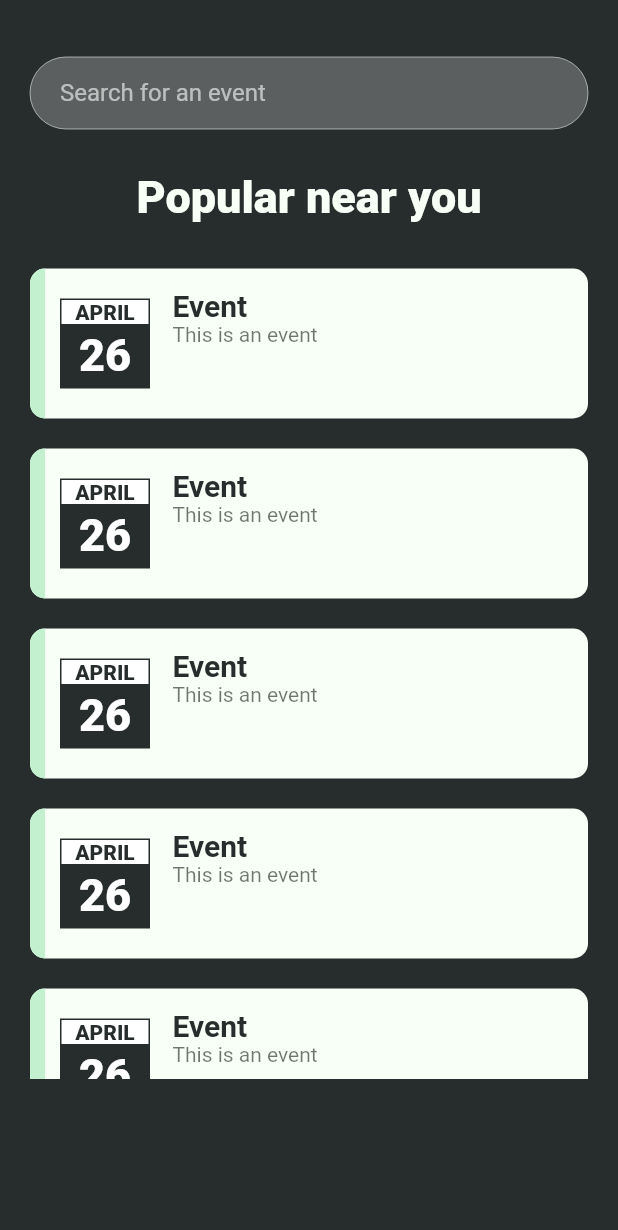
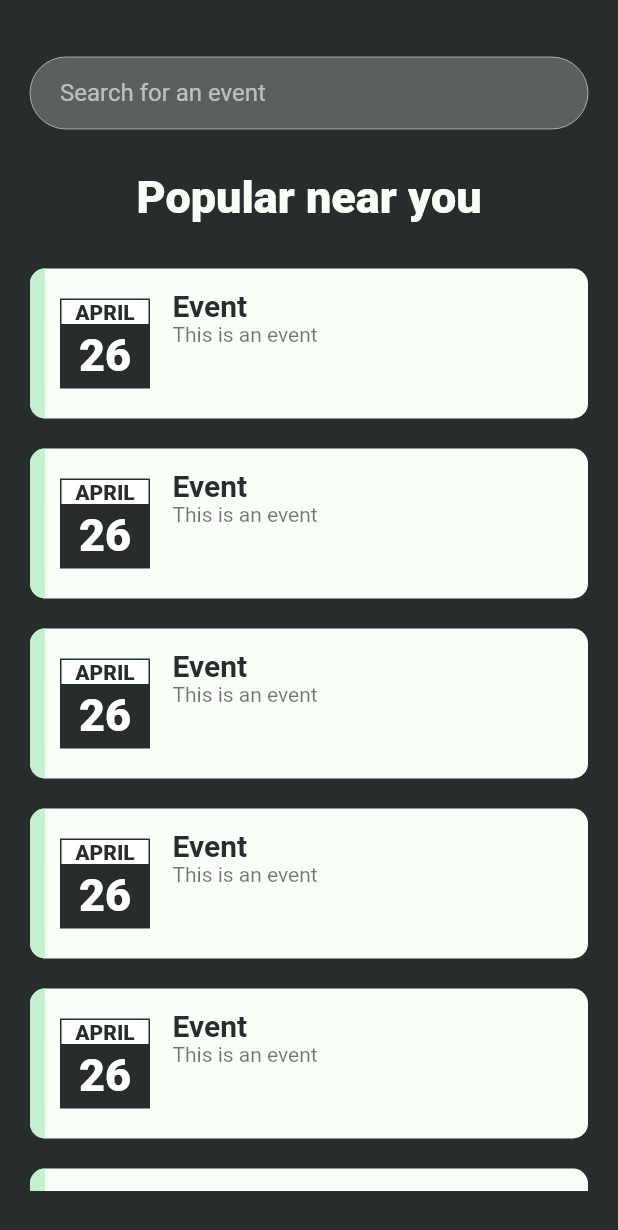
Before and after one commit to paulMoose/eventify, a Flutter app: the BrowseScreen screen opened by its route, on a phone screen of 412 x 824 dp. Shown: the top 1230 px of the screen. Run offline on Flutter 3.47's test engine with Material 2 defaults, Android fonts, the phone set to English and light mode, and no system bars.

Commit message:
Fix browse screen container size

```diff
--- a/lib/screens/browse_screen.dart
+++ b/lib/screens/browse_screen.dart
@@ -58,7 +58,9 @@ class _BrowseScreenState extends State<BrowseScreen> {
         children: <Widget>[
           Padding(
             padding: EdgeInsets.symmetric(horizontal: 20.0, vertical: 30.0),
-            child: Column(
+            child: LayoutBuilder(
+              builder: (BuildContext context, BoxConstraints constraints) {
+                return Column(
                   crossAxisAlignment: CrossAxisAlignment.stretch,
                   children: <Widget>[
                     TransparentRoundedInputWidget(
@@ -79,7 +81,7 @@ class _BrowseScreenState extends State<BrowseScreen> {
                       ),
                     ),
                     Container(
-                  height: 550.0,
+                      height: constraints.maxHeight - 139,
                       child: SingleChildScrollView(
                           child: Column(
                             children: eventList,
@@ -87,7 +89,10 @@ class _BrowseScreenState extends State<BrowseScreen> {
                       ),
                     ),
                   ],
+                );
+              },
             ),
+
           ),
         ],
       ),
```
Lines whose indentation alone changed are shown as unchanged.
